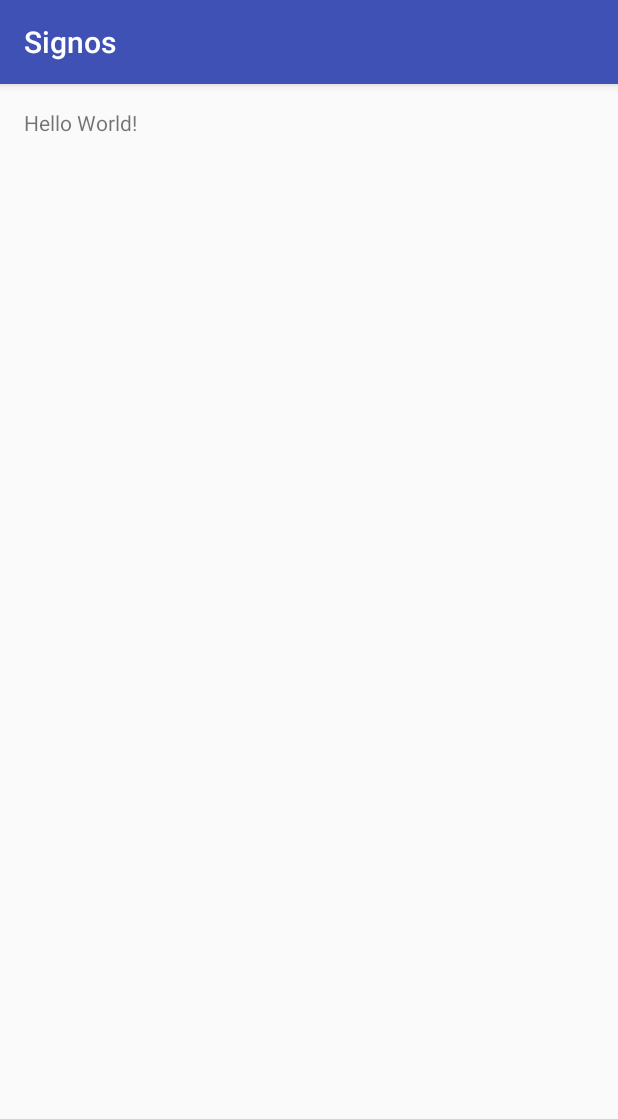
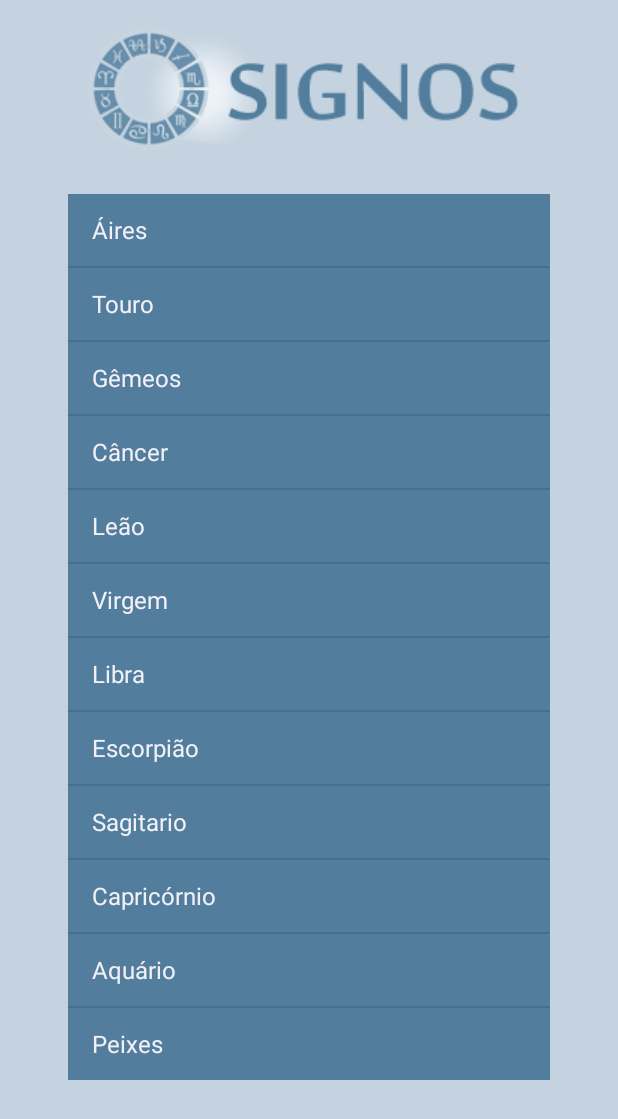
Before and after one commit to cbcarlos07/Signos, an Android app: the screen it shows after launch (MainActivity), on a phone screen of 412 x 824 dp. Shown: the top 1119 px of the screen. Run offline under Robolectric (Android 15) with nearby library versions, the phone set to English and light mode, and no system bars.

Commit message:
Curso de Android

```diff
--- a/app/src/main/java/signos/cursoandroid/com/signos/MainActivity.java
+++ b/app/src/main/java/signos/cursoandroid/com/signos/MainActivity.java
@@ -1,13 +1,64 @@
 package signos.cursoandroid.com.signos;
 
+import android.app.Activity;
 import android.support.v7.app.AppCompatActivity;
 import android.os.Bundle;
+import android.view.View;
+import android.widget.AdapterView;
+import android.widget.ArrayAdapter;
+import android.widget.ListView;
+import android.widget.Toast;
 
-public class MainActivity extends AppCompatActivity {
+public class MainActivity extends Activity {
+    private ListView listaSignos;
+    private String[] signos = {
+            "Áires"
+            ,"Touro"
+            ,"Gêmeos"
+            ,"Câncer"
+            ,"Leão"
+            ,"Virgem"
+            ,"Libra"
+            ,"Escorpião"
+            ,"Sagitario"
+            ,"Capricórnio"
+            ,"Aquário"
+            ,"Peixes"
+    };
+
+    private String[] perfis = {
+           "Arianos são animados, independetes, individualistas, dinâmicos, corajosos e aventureiros",
+            "Taurinos sao positivos, pacientes, determinados, noturnos, leais e românticos",
+            "Geminianos são postivos, mutáveis, racionais e bastante voláteis",
+            "...","...","...","...","...","...","...","...","..."
+
+    };
 
     @Override
     protected void onCreate(Bundle savedInstanceState) {
         super.onCreate(savedInstanceState);
         setContentView(R.layout.activity_main);
+
+        listaSignos = (ListView) findViewById(R.id.listViewId);
+
+        ArrayAdapter<String> adaptador = new ArrayAdapter<String>(
+            getApplicationContext(),
+            android.R.layout.simple_list_item_1,
+            android.R.id.text1,
+            signos
+        );
+
+        listaSignos.setAdapter(adaptador);
+
+        listaSignos.setOnItemClickListener(new AdapterView.OnItemClickListener() {
+            @Override
+            public void onItemClick(AdapterView<?> parent, View view, int position, long id) {
+                int codigoPosicao = position;
+
+                Toast.makeText(getApplicationContext(), perfis[codigoPosicao], Toast.LENGTH_LONG).show();
+            }
+        });
+
+
     }
 }
--- a/app/src/main/res/layout/activity_main.xml
+++ b/app/src/main/res/layout/activity_main.xml
@@ -7,10 +7,26 @@
     android:paddingLeft="@dimen/activity_horizontal_margin"
     android:paddingRight="@dimen/activity_horizontal_margin"
     android:paddingTop="@dimen/activity_vertical_margin"
-    tools:context="signos.cursoandroid.com.signos.MainActivity">
+    tools:context="signos.cursoandroid.com.signos.MainActivity"
+    android:background="#c4d3df">
 
-    <TextView
+    <ImageView
         android:layout_width="wrap_content"
         android:layout_height="wrap_content"
-        android:text="Hello World!" />
+        android:id="@+id/imageView"
+        android:layout_alignParentTop="true"
+        android:layout_centerHorizontal="true"
+        android:background="@drawable/logo" />
+
+    <ListView
+        android:layout_width="wrap_content"
+        android:layout_height="wrap_content"
+        android:id="@+id/listViewId"
+        android:layout_below="@+id/imageView"
+        android:layout_marginTop="26dp"
+        android:background="#527d9d"
+        android:layout_alignLeft="@+id/imageView"
+        android:layout_alignStart="@+id/imageView"
+        android:layout_alignRight="@+id/imageView"
+        android:layout_alignEnd="@+id/imageView" />
 </RelativeLayout>
```
Also changed, not shown: app/src/main/res/drawable/logo.png (added).
